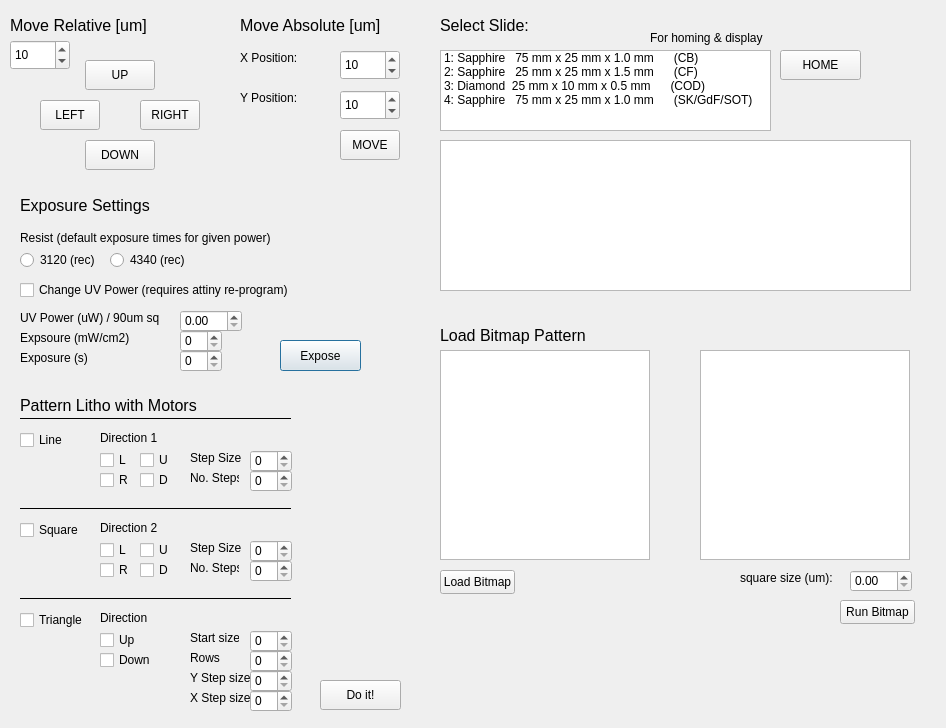
First picture: the form in MotorControllerUI/dialog_motorcontroller_4.ui, repository CiaranBarron/MotorController, before the edit.
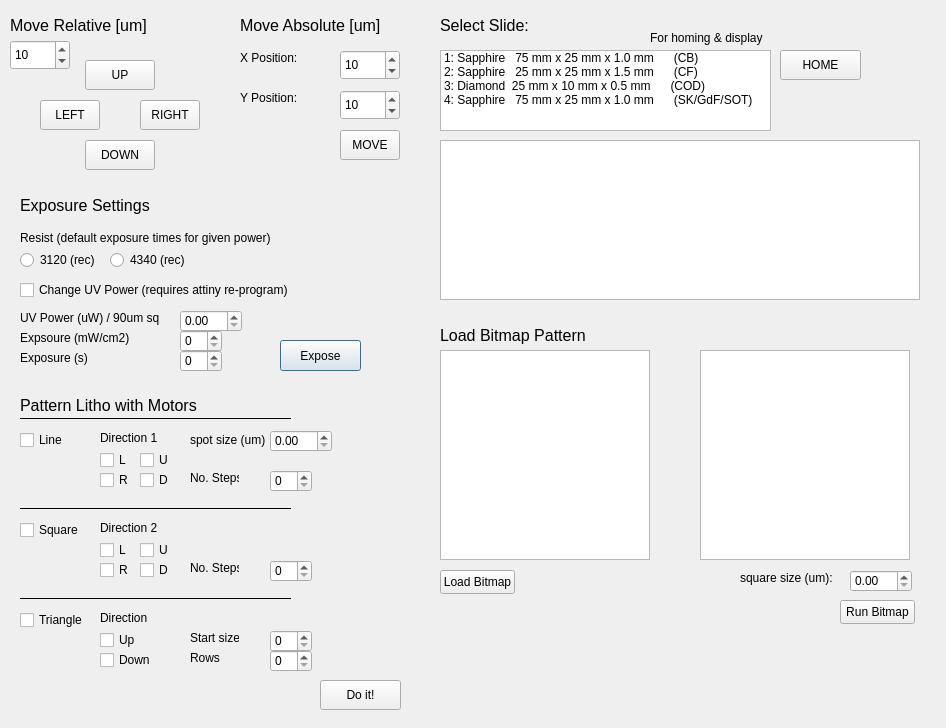
Second picture: the form after the edit.

```diff
--- a/MotorControllerUI/dialog_motorcontroller_4.ui
+++ b/MotorControllerUI/dialog_motorcontroller_4.ui
@@ -206,23 +206,13 @@
    <property name="geometry">
     <rect>
      <x>190</x>
-     <y>450</y>
-     <width>51</width>
-     <height>16</height>
+     <y>430</y>
+     <width>81</width>
+     <height>20</height>
     </rect>
    </property>
    <property name="text">
-    <string>Step Size:</string>
-   </property>
-  </widget>
-  <widget class="QSpinBox" name="DIR1_STEP_SIZE">
-   <property name="geometry">
-    <rect>
-     <x>250</x>
-     <y>450</y>
-     <width>42</width>
-     <height>22</height>
-    </rect>
+    <string>spot size (um)</string>
    </property>
   </widget>
   <widget class="QLabel" name="_LABEL_DIR1_NO_STEPS">
@@ -241,7 +231,7 @@
   <widget class="QSpinBox" name="DIR1_NO_STEPS">
    <property name="geometry">
     <rect>
-     <x>250</x>
+     <x>270</x>
      <y>470</y>
      <width>42</width>
      <height>22</height>
@@ -253,7 +243,7 @@
     <rect>
      <x>100</x>
      <y>430</y>
-     <width>151</width>
+     <width>71</width>
      <height>16</height>
     </rect>
    </property>
@@ -332,7 +322,7 @@
   <widget class="QSpinBox" name="DIR2_NO_STEPS">
    <property name="geometry">
     <rect>
-     <x>250</x>
+     <x>270</x>
      <y>560</y>
      <width>42</width>
      <height>22</height>
@@ -344,7 +334,7 @@
     <rect>
      <x>100</x>
      <y>520</y>
-     <width>151</width>
+     <width>71</width>
      <height>16</height>
     </rect>
    </property>
@@ -404,29 +394,6 @@
     <string>R</string>
    </property>
   </widget>
-  <widget class="QSpinBox" name="DIR2_STEP_SIZE">
-   <property name="geometry">
-    <rect>
-     <x>250</x>
-     <y>540</y>
-     <width>42</width>
-     <height>22</height>
-    </rect>
-   </property>
-  </widget>
-  <widget class="QLabel" name="_LABEL_DIR2_STEP_SIZE">
-   <property name="geometry">
-    <rect>
-     <x>190</x>
-     <y>540</y>
-     <width>51</width>
-     <height>16</height>
-    </rect>
-   </property>
-   <property name="text">
-    <string>Step Size:</string>
-   </property>
-  </widget>
   <widget class="QLabel" name="_LABEL_DIR2_NO_STEPS">
    <property name="geometry">
     <rect>
@@ -472,7 +439,7 @@
   <widget class="QSpinBox" name="TRIANGLE_START_SIZE">
    <property name="geometry">
     <rect>
-     <x>250</x>
+     <x>270</x>
      <y>630</y>
      <width>42</width>
      <height>22</height>
@@ -511,7 +478,7 @@
   <widget class="QSpinBox" name="TRIANGLE_ROWS">
    <property name="geometry">
     <rect>
-     <x>250</x>
+     <x>270</x>
      <y>650</y>
      <width>42</width>
      <height>22</height>
@@ -560,58 +527,6 @@
     <string>Down</string>
    </property>
   </widget>
-  <widget class="QLabel" name="label_4">
-   <property name="geometry">
-    <rect>
-     <x>190</x>
-     <y>670</y>
-     <width>61</width>
-     <height>16</height>
-    </rect>
-   </property>
-   <property name="text">
-    <string>Y Step size</string>
-   </property>
-  </widget>
-  <widget class="QLabel" name="label_5">
-   <property name="geometry">
-    <rect>
-     <x>190</x>
-     <y>690</y>
-     <width>61</width>
-     <height>16</height>
-    </rect>
-   </property>
-   <property name="text">
-    <string>X Step size</string>
-   </property>
-  </widget>
-  <widget class="QSpinBox" name="TRIANGLE_Y_STEPS">
-   <property name="geometry">
-    <rect>
-     <x>250</x>
-     <y>670</y>
-     <width>42</width>
-     <height>22</height>
-    </rect>
-   </property>
-   <property name="maximum">
-    <number>200</number>
-   </property>
-  </widget>
-  <widget class="QSpinBox" name="TRIANGLE_X_STEPS">
-   <property name="geometry">
-    <rect>
-     <x>250</x>
-     <y>690</y>
-     <width>42</width>
-     <height>22</height>
-    </rect>
-   </property>
-   <property name="maximum">
-    <number>200</number>
-   </property>
-  </widget>
   <widget class="QRadioButton" name="RADIO_3120">
    <property name="geometry">
     <rect>
@@ -785,8 +700,8 @@
     <rect>
      <x>440</x>
      <y>140</y>
-     <width>471</width>
-     <height>151</height>
+     <width>480</width>
+     <height>160</height>
     </rect>
    </property>
   </widget>
@@ -1015,6 +930,19 @@
     </rect>
    </property>
   </widget>
+  <widget class="QDoubleSpinBox" name="PATTERN_SQUARE_SIZE">
+   <property name="geometry">
+    <rect>
+     <x>270</x>
+     <y>430</y>
+     <width>62</width>
+     <height>22</height>
+    </rect>
+   </property>
+   <property name="maximum">
+    <double>10000.000000000000000</double>
+   </property>
+  </widget>
  </widget>
  <resources/>
  <connections/>
```
